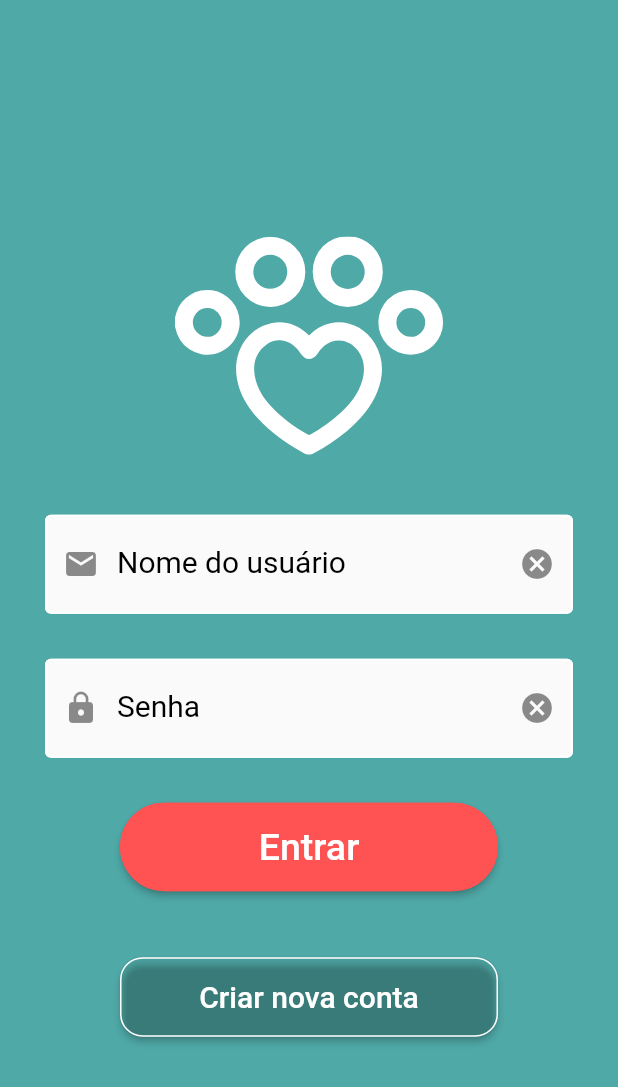
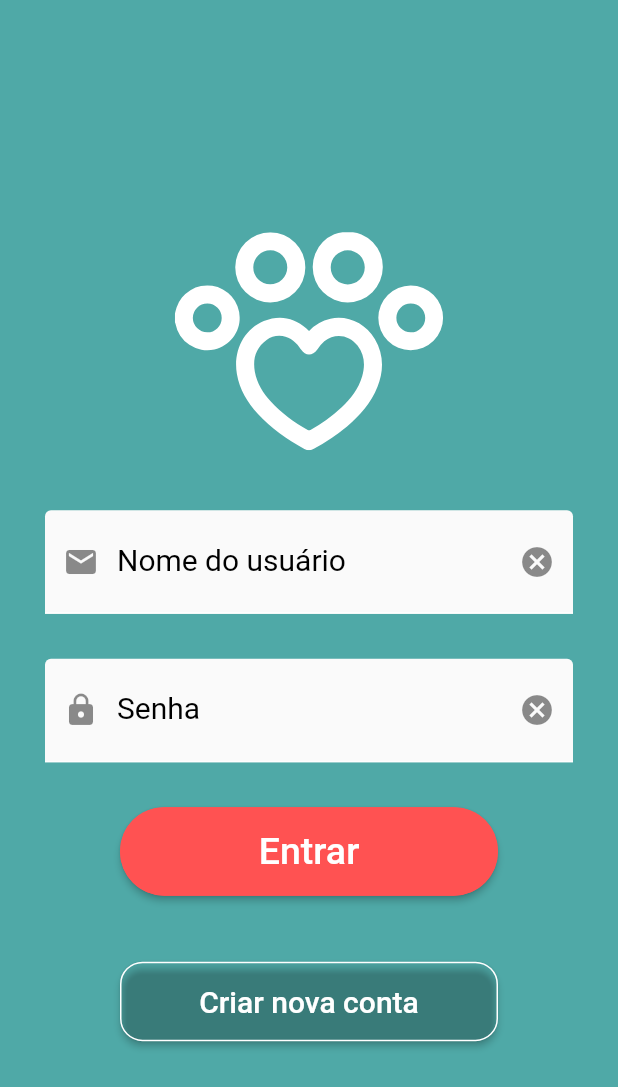
Before and after one commit to noefernandes/amica-app, a Flutter app: the screen it shows after launch, on a phone screen of 412 x 824 dp. Shown: the top 1087 px of the screen. Run offline on Flutter 3.47's test engine with Material 2 defaults, Android fonts, the light colour scheme and no system bars; our stand-ins replace flutter_svg, google_fonts, lottie.

Commit message:
insert textInputType password

```diff
--- a/lib/widgtes/input_text.dart
+++ b/lib/widgtes/input_text.dart
@@ -3,7 +3,7 @@ import 'package:flutter/material.dart';
 class InputText extends StatefulWidget {
   String labelText;
   String? validator;
-  TextInputType? textInputType;
+  final TextInputType? textInputType;
   final IconData? prefixIcon;
   InputText({Key? key, required this.labelText, this.validator, this.textInputType, this.prefixIcon }) : super(key: key);
 
@@ -17,7 +17,6 @@ class _InputTextState extends State<InputText> {
   InputDecoration buildTextInputDecoration(String labelText, TextEditingController controller, Icon  prefixIcon) {
     return InputDecoration(
       labelText: widget.labelText,
-
       labelStyle: const TextStyle(
         color: Colors.black,
         height: 0,
@@ -25,16 +24,15 @@ class _InputTextState extends State<InputText> {
       ),
       fillColor: Colors.grey[50],
       filled: true,
-      enabledBorder: const OutlineInputBorder(
+      enabledBorder: const UnderlineInputBorder(
         borderSide: BorderSide(
           color: Colors.white,
-          width: 1.5,
         ),
       ),
-      focusedBorder: const OutlineInputBorder(
+      focusedBorder: const UnderlineInputBorder(
         borderSide: BorderSide(
-          color: Colors.black,
-          width: 1,
+          color: Colors.blue,
+          width: 2,
         ),
       ),
       suffixIcon: InkWell(
@@ -47,7 +45,12 @@ class _InputTextState extends State<InputText> {
 
   @override
   Widget build(BuildContext context) {
+
     return TextFormField(
+      keyboardType: widget.textInputType,
+      obscureText: widget.textInputType == TextInputType.visiblePassword,
+      enableSuggestions: widget.textInputType != TextInputType.visiblePassword,
+      autocorrect: widget.textInputType != TextInputType.visiblePassword,
       textAlignVertical: TextAlignVertical.center,
       cursorColor: const Color(0xff4FA9A7),
       style: const TextStyle(color: Colors.black, fontSize: 22),
```
